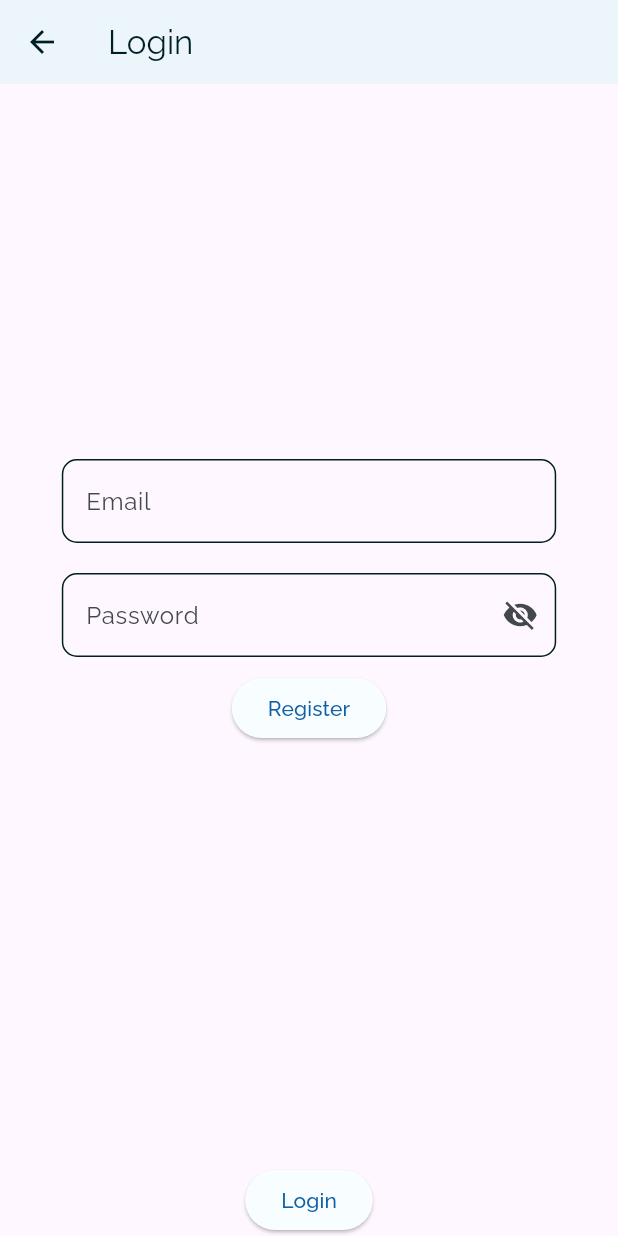
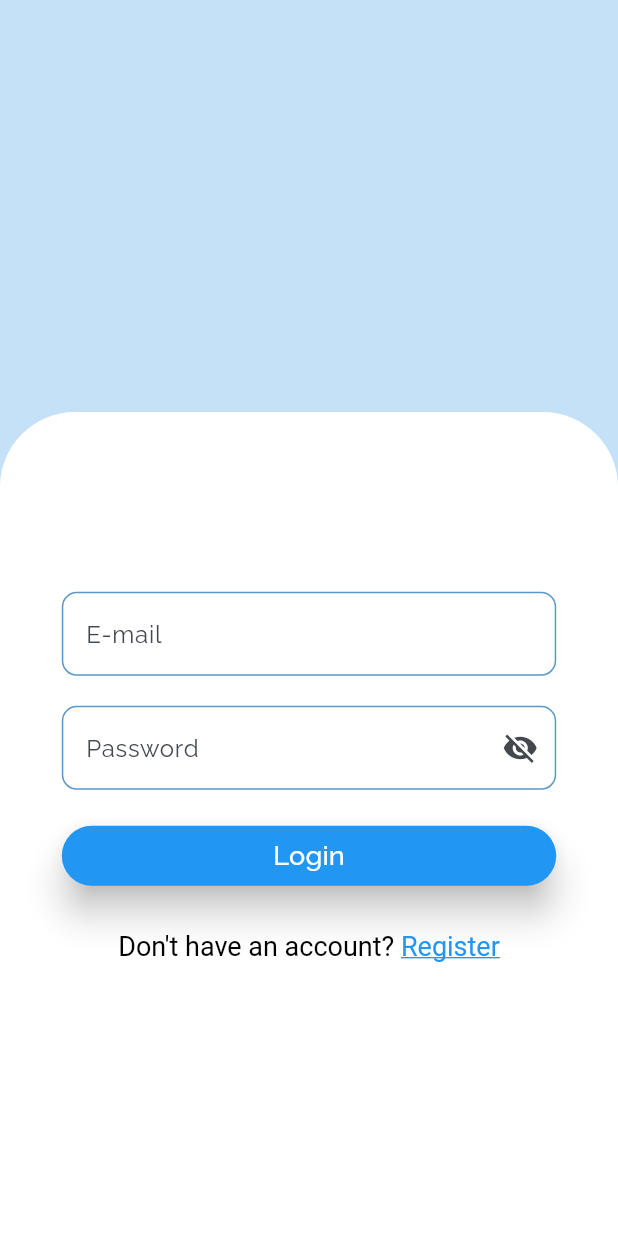
Before and after one commit to ShogunSkinoski/CREAD, a Flutter app: the LoginView screen opened by its route, on a phone screen of 412 x 824 dp. Run offline on Flutter 3.47's test engine with Material 2 defaults, Android fonts, the phone set to English and light mode, and no system bars; our stand-ins replace easy_localization, firebase_auth, firebase_core, flutter_mobx, google_fonts, lottie and 1 more; accounts and stored records are empty; generated files the repository leaves out were written again.

Commit message:
refactoring auth views

```diff
--- a/lib/view/auth/login/view/login_view.dart
+++ b/lib/view/auth/login/view/login_view.dart
@@ -2,12 +2,14 @@
 
 import 'package:cread/view/auth/login/service/login_service.dart';
 import 'package:firebase_auth/firebase_auth.dart';
+import 'package:flutter/gestures.dart';
 import 'package:flutter/material.dart';
 import 'package:cread/view/auth/login/viewmodel/login_view_model.dart';
 import 'package:cread/core/base/view/base_view.dart';
 import 'package:flutter_mobx/flutter_mobx.dart';
 
 import '../../../../core/init/firebase/auth_repository.dart';
+import '../../../../feature/widget/TextField/custom_textfield.dart';
 
 class LoginView extends StatefulWidget {
   @override
@@ -32,39 +34,53 @@ class _LoginViewState extends State<LoginView> {
 
   Widget buildScaffold() {
     return Scaffold(
-      appBar: AppBar(
-        title: Text('Login'),
-      ),
       body: buildBody(),
     );
   }
 
   Widget buildBody() {
-    return Column(
+    return Container(
+      decoration: BoxDecoration(
+        color: Color.fromARGB(255, 197, 225, 248),
+      ),
+      child: Column(
         children: [
-        Expanded(child: buildForm()),
-        buildLoginButton(),
+          Expanded(child: Container()),
+          Expanded(flex: 2, child: buildForm()),
         ],
+      ),
     );
   }
 
   Form buildForm() {
     return Form(
+      child: Container(
+        decoration: BoxDecoration(
+          color: Colors.white,
+          borderRadius: BorderRadius.only(
+            topLeft: Radius.circular(50),
+            topRight: Radius.circular(50),
+          ),
+        ),
         child: Column(
           children: [
             Expanded(child: Container()),
             Expanded(
-              flex: 2,
+              flex: 4,
               child: SingleChildScrollView(
                 child: Column(
                   children: [
                     buildEmailField(),
                     buildPasswordField(),
+                    buildLoginButton(),
                     buildRegisterButton(),
                   ],
                 ),
-              )),
+              ),
+            ),
+            //do account text as blue color
           ],
+        ),
       ),
     );
   }
@@ -74,17 +90,9 @@ class _LoginViewState extends State<LoginView> {
       margin: const EdgeInsets.symmetric(vertical: 10),
       width: MediaQuery.of(context).size.width * 0.8,
       child: Observer(builder: (_) {
-        return TextFormField(
-          onChanged: (value) {
-            viewModel.changeEmail(value);
-          },
-          decoration: InputDecoration(
-            errorText: viewModel.emailError(),
-            border: OutlineInputBorder(
-              borderRadius: BorderRadius.all(Radius.circular(10.0)),
-            ),
-            labelText: 'Email',
-          ),
+        return EmailTextField(
+          onChanged: viewModel.changeEmail,
+          emailError: viewModel.emailError,
         );
       }),
     );
@@ -95,44 +103,61 @@ class _LoginViewState extends State<LoginView> {
       margin: const EdgeInsets.symmetric(vertical: 10),
       width: MediaQuery.of(context).size.width * 0.8,
       child: Observer(builder: (_) {
-        return TextFormField(
-          obscureText: viewModel.isPasswordVisible,
-          onChanged: (value) {
-            viewModel.setPassword(value);
-          },
-          decoration: InputDecoration(
-            suffixIcon: IconButton(
-              icon: Icon(viewModel.isPasswordVisible
-                  ? Icons.visibility
-                  : Icons.visibility_off),
-              onPressed: () {
-                viewModel.changePasswordVisibility();
-              },
-            ),
-            border: OutlineInputBorder(
-              borderRadius: BorderRadius.all(Radius.circular(10.0)),
-            ),
-            labelText: 'Password',
-          ),
-        );
+        return PasswordTextField(
+            onChanged: viewModel.setPassword,
+            onPressed: viewModel.changePasswordVisibility,
+            obscureText: viewModel.isPasswordVisible);
       }),
     );
   }
 
   Observer buildLoginButton() {
     return Observer(builder: (_) {
-      return ElevatedButton(
+      return Container(
+        margin: const EdgeInsets.symmetric(vertical: 10),
+        width: MediaQuery.of(context).size.width * 0.8,
+        child: ElevatedButton(
+          style: ButtonStyle(
+            backgroundColor: MaterialStateProperty.all(Colors.blue),
+            alignment: Alignment.center,
+            elevation: MaterialStateProperty.all(10),
+          ),
           onPressed: () {
             viewModel.login();
           },
-        child: Text('Login'),
+          child: Text(
+            'Login',
+            style: TextStyle(fontSize: 18, color: Colors.white),
+          ),
+        ),
       );
     });
   }
 
-  ElevatedButton buildRegisterButton() {
-    return ElevatedButton(
-        onPressed: () => viewModel.navigateToRegisterPage(),
-        child: const Text('Register'));
+  Padding buildRegisterButton() {
+    return Padding(
+      padding: const EdgeInsets.all(16.0),
+      child: RichText(
+          text: TextSpan(children: [
+        TextSpan(
+          text: 'Don\'t have an account? ',
+          style: TextStyle(
+            color: Colors.black,
+            fontSize: 18,
+          ),
+        ),
+        TextSpan(
+            text: 'Register',
+            style: TextStyle(
+              color: Colors.blue,
+              fontSize: 18,
+              decoration: TextDecoration.underline,
+            ),
+            recognizer: TapGestureRecognizer()
+              ..onTap = () {
+                viewModel.navigateToRegisterPage();
+              }),
+      ])),
+    );
   }
 }
```
Also changed, not shown: lib/view/auth/splash/view/splash.dart (+38 -12 lines). Lines whose indentation alone changed are shown as unchanged.
